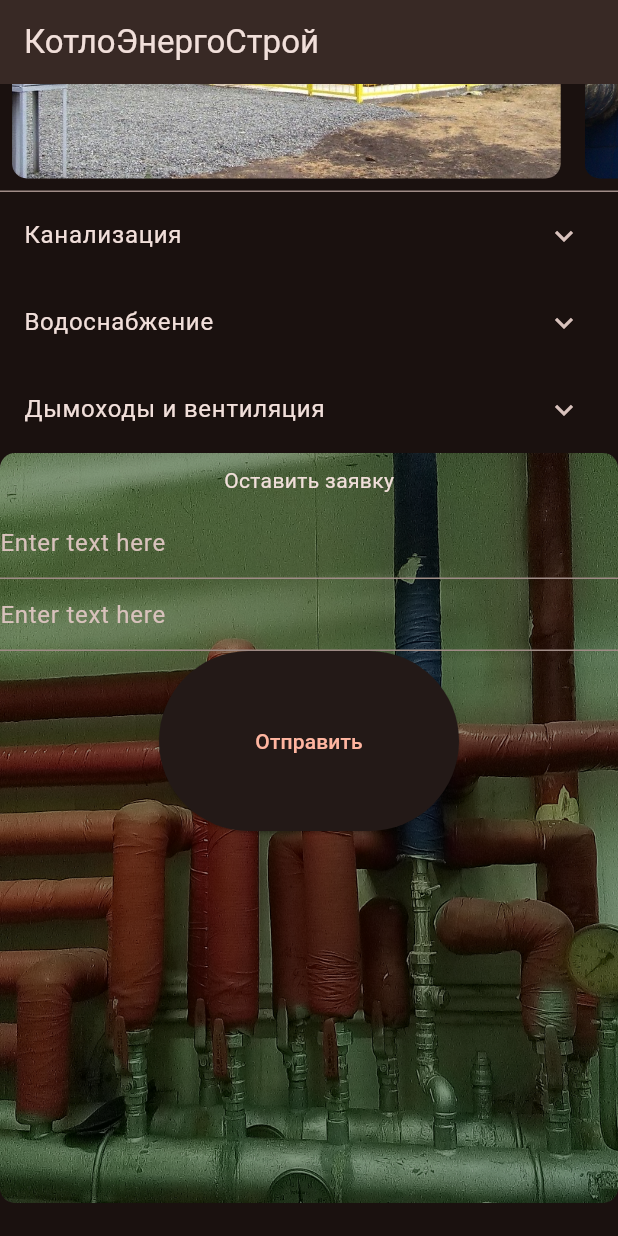
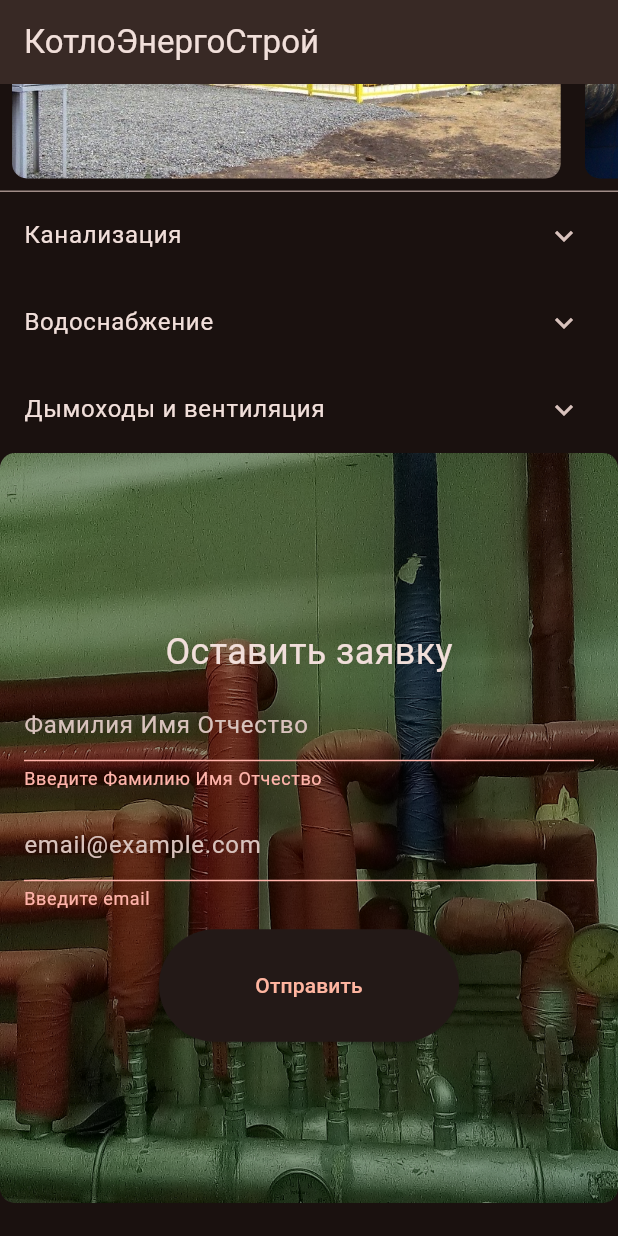
Before and after one commit to ritahild/flutter_appk, a Flutter app: the screen it shows after launch, scrolled down 1152 dp, after a tap on "Отправить", on a phone screen of 412 x 824 dp. Run offline on Flutter 3.47's test engine with Material 3 defaults, Android fonts, the light colour scheme and no system bars; our stand-ins replace dio, flutter_map, latlong2.

Commit message:
email validators

```diff
--- a/lib/main.dart
+++ b/lib/main.dart
@@ -284,8 +284,10 @@ class Mail extends StatefulWidget {
 }
 
 class _MailState extends State<Mail> {
-  final myController = TextEditingController();
-  final youController = TextEditingController();
+  final nameController = TextEditingController();
+  final emailController = TextEditingController();
+  final _formKey = GlobalKey<FormState>();
+
   @override
   Widget build(BuildContext context) {
     return Container(
@@ -300,41 +302,66 @@ class _MailState extends State<Mail> {
           fit: BoxFit.cover,
         ),
       ),
-      child: Center(
+      child: Padding(
+        padding: const EdgeInsets.all(16),
+        child: Form(
+          key: _formKey,
           child: Column(
+            crossAxisAlignment: CrossAxisAlignment.center,
+            mainAxisAlignment: MainAxisAlignment.center,
             children: [
               const Padding(
                 padding: EdgeInsets.all(8.0),
-              child: Text("Оставить заявку"),
+                child: Text("Оставить заявку", style: TextStyle(fontSize: 24)),
               ),
-            TextField(
+              TextFormField(
                 onChanged: (value) {},
-              controller: myController,
+                controller: nameController,
                 decoration: const InputDecoration(
-                hintText: 'Enter text here',
+                  hintText: 'Фамилия Имя Отчество',
                 ),
+                validator: (value) {
+                  if (value == null || value.isEmpty) {
+                    return 'Введите Фамилию Имя Отчество';
+                  }
+                  return null;
+                },
               ),
-            TextField(
-              controller: youController,
+              const SizedBox(height: 12),
+              TextFormField(
+                controller: emailController,
                 decoration: const InputDecoration(
-                hintText: 'Enter text here',
+                  hintText: 'email@example.com',
                 ),
+                validator: (value) {
+                  if (value == null || value.isEmpty) {
+                    return 'Введите email';
+                  }
+                  if (!RegExp(
+                          r"^[a-zA-Z0-9.!#$%&'*+/=?^_`{|}~-]+@[a-zA-Z0-9](?:[a-zA-Z0-9-]{0,253}[a-zA-Z0-9])?(?:\.[a-zA-Z0-9](?:[a-zA-Z0-9-]{0,253}[a-zA-Z0-9])?)*$")
+                      .hasMatch(value)) {
+                    return 'Введите корректный E-mail';
+                  }
+                  return null;
+                },
               ),
+              const SizedBox(height: 12),
               SizedBox(
-              height: 120,
+                height: 75,
                 width: 200,
                 child: ElevatedButton(
                   onPressed: () {
-                  myController.text;
-                  youController.text;
-                  submitForm(myController.text, youController.text,
+                    if (_formKey.currentState!.validate()) {
+                      submitForm(nameController.text, emailController.text,
                           "Просьба связатся с нами");
+                    }
                   },
                   child: const Text("Отправить"),
                   style: const ButtonStyle(),
                 ),
               ),
             ],
+          ),
         ),
       ),
     );
```
Lines whose indentation alone changed are shown as unchanged.
